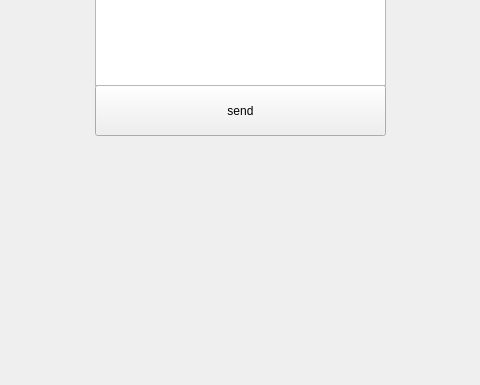
Above: client_QT/IOT/mainwindow/mainwindow.ui from TTaket/colin-ZNJJ before the change; both pictures show x 115 to 595 and y 215 to 600 of the 800 by 600 pixel window. Below: the same form after it.
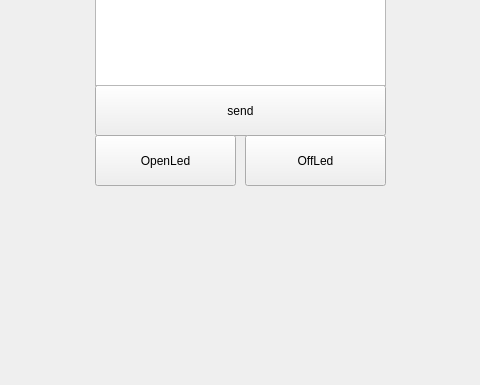
That is the form after the change.

Diff of the .ui file:
```diff
--- a/client_QT/IOT/mainwindow/mainwindow.ui
+++ b/client_QT/IOT/mainwindow/mainwindow.ui
@@ -47,6 +47,32 @@
      </rect>
     </property>
    </widget>
+   <widget class="QPushButton" name="pb_cmd1">
+    <property name="geometry">
+     <rect>
+      <x>210</x>
+      <y>350</y>
+      <width>141</width>
+      <height>51</height>
+     </rect>
+    </property>
+    <property name="text">
+     <string>OpenLed</string>
+    </property>
+   </widget>
+   <widget class="QPushButton" name="pb_cmd2">
+    <property name="geometry">
+     <rect>
+      <x>360</x>
+      <y>350</y>
+      <width>141</width>
+      <height>51</height>
+     </rect>
+    </property>
+    <property name="text">
+     <string>OffLed</string>
+    </property>
+   </widget>
   </widget>
   <widget class="QMenuBar" name="menubar">
    <property name="geometry">
```
Left out of the diff: 2 changed lines with no effect on the pictures.
